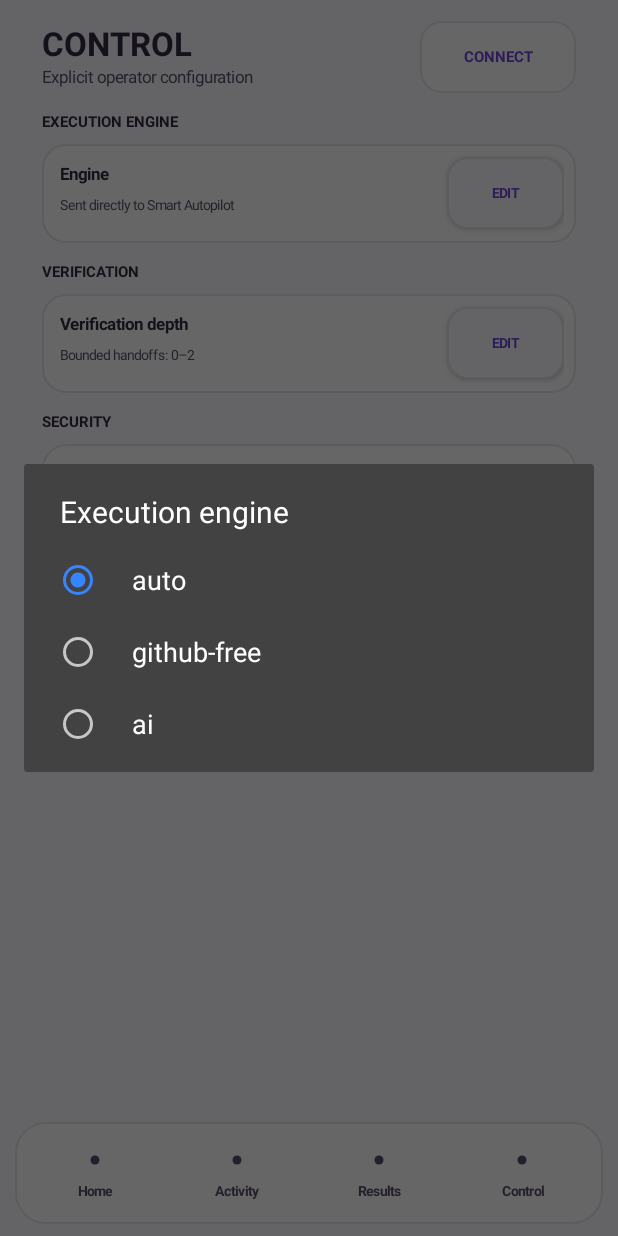
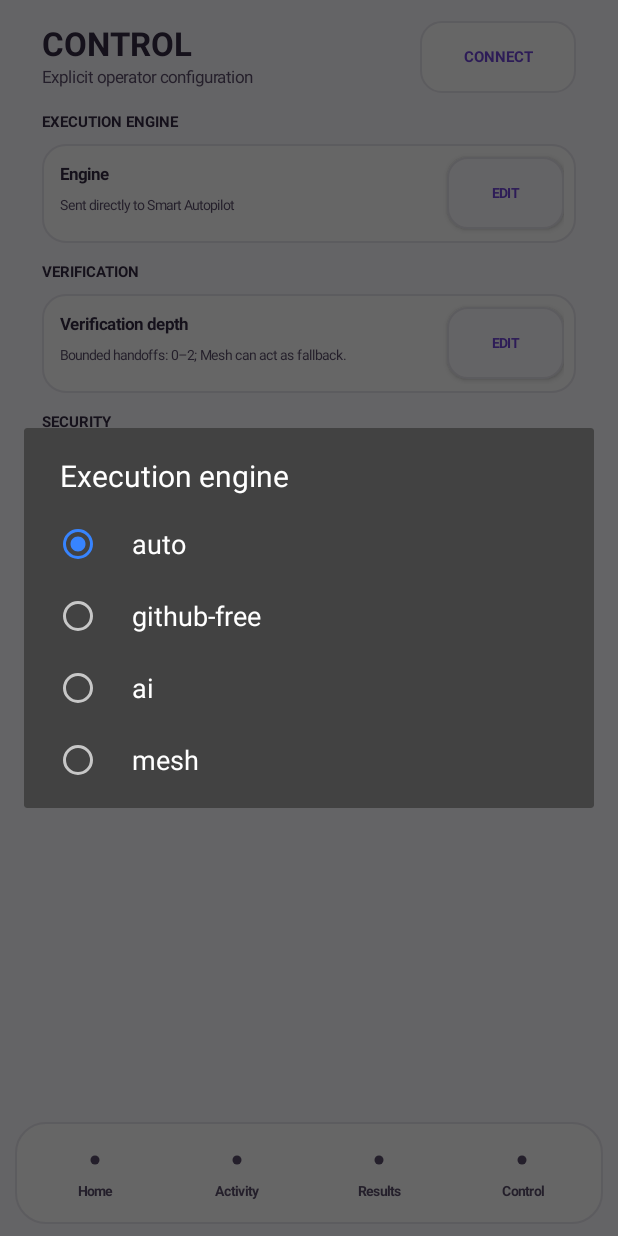
Before and after one commit to fahadsoomro123/veytrix-autopilot, an Android app: the screen it shows after launch (MainActivity), after a tap on "EDIT", on a phone screen of 412 x 824 dp. Run offline under Robolectric (Android 15) with nearby library versions, the light colour scheme and no system bars; pictures from the network do not load; 2 other taps on this screen came first.

Commit message:
feat: expose protected Mesh engine in Android controls

```diff
--- a/android/autopilot/src/main/java/com/veytrix/autopilot/VeytrixControlView.java
+++ b/android/autopilot/src/main/java/com/veytrix/autopilot/VeytrixControlView.java
@@ -110,7 +110,7 @@ public final class VeytrixControlView extends LinearLayout {
         );
         addView(settingRow(
                 "Verification depth",
-                "Bounded handoffs: 0–2",
+                "Bounded handoffs: 0–2; Mesh can act as fallback.",
                 depthValue,
                 "EDIT",
                 v -> chooseDepth(depthValue)
@@ -168,7 +168,7 @@ public final class VeytrixControlView extends LinearLayout {
     }
 
     private void chooseEngine(TextView value) {
-        String[] options = {"auto", "github-free", "ai"};
+        String[] options = {"auto", "github-free", "ai", "mesh"};
         new android.app.AlertDialog.Builder(getContext())
                 .setTitle("Execution engine")
                 .setSingleChoiceItems(
```
